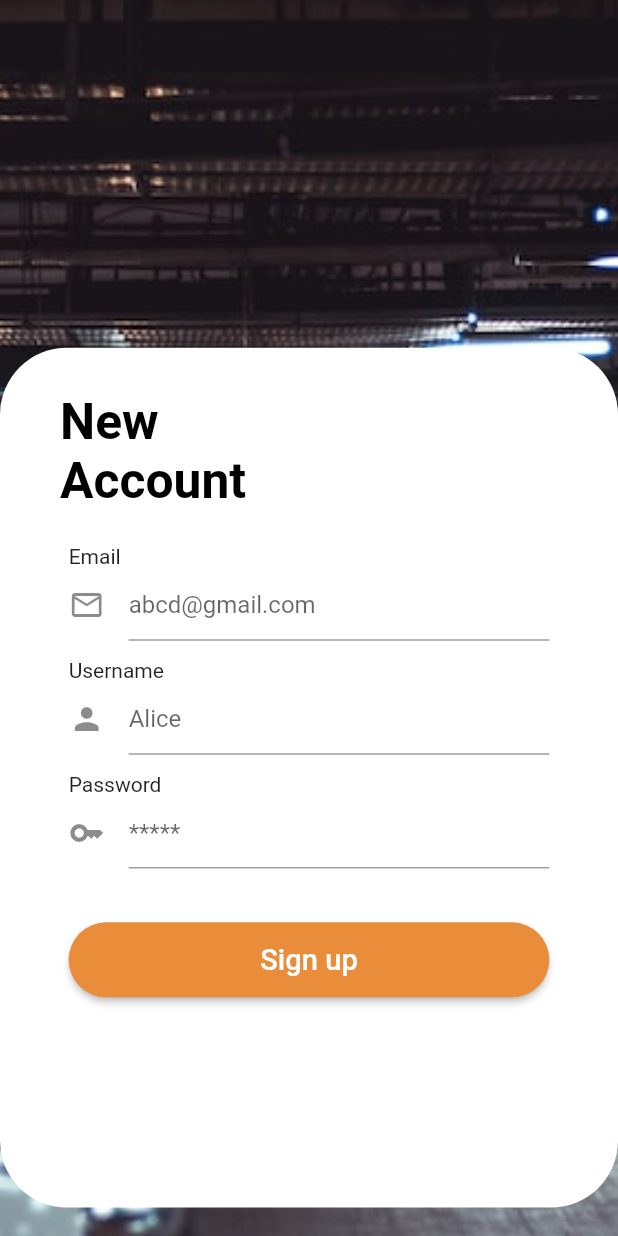
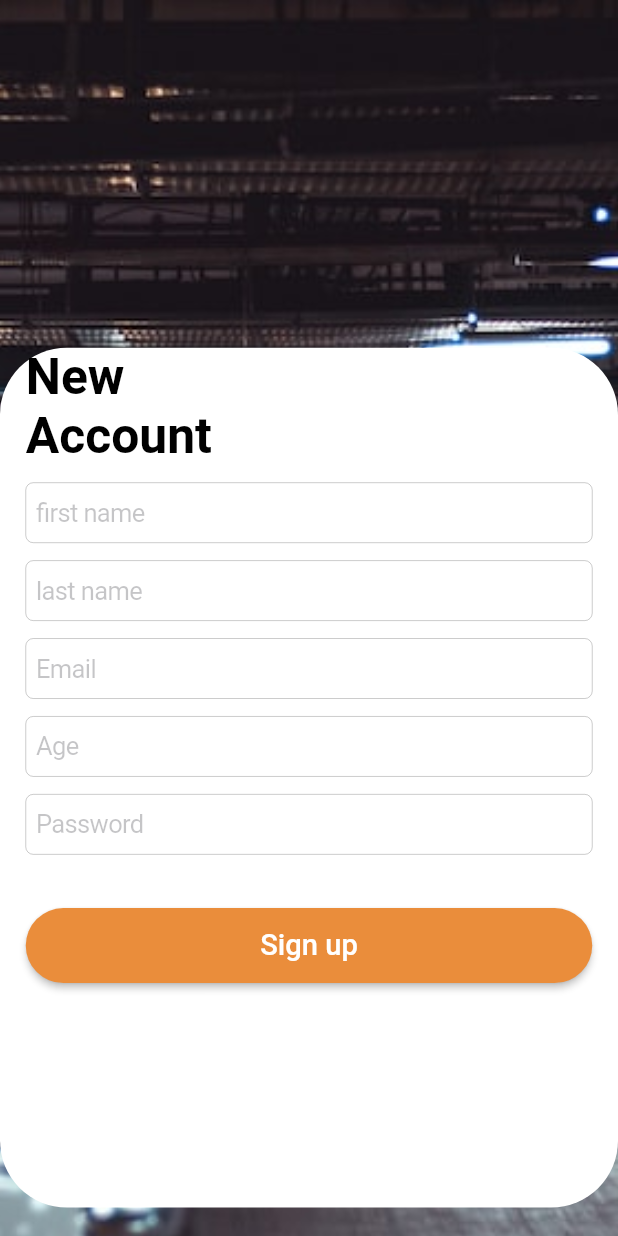
Before and after one commit to Hisham079/ParkingApp, a Flutter app: the Signup screen opened directly, on a phone screen of 412 x 824 dp. Run offline on Flutter 3.47's test engine with Material 2 defaults, Android fonts, the light colour scheme and no system bars; our stand-ins replace bloc, firebase_auth, firebase_core, flutter_bloc, flutter_screenutil, font_awesome_flutter and 3 more; accounts and stored records are empty; generated files the repository leaves out were written again.

Commit message:
sixth commit

```diff
--- a/lib/signUp/view/signupPage.dart
+++ b/lib/signUp/view/signupPage.dart
@@ -1,3 +1,4 @@
+import 'package:flutter/cupertino.dart';
 import 'package:flutter/material.dart';
 import 'package:flutter/src/widgets/container.dart';
 import 'package:flutter/src/widgets/framework.dart';
@@ -17,9 +18,11 @@ class Signup extends StatefulWidget {
 }
 
 class _SignupState extends State<Signup> {
-  final email = TextEditingController();
-  final password = TextEditingController();
-  final uname = TextEditingController();
+  final _emailController = TextEditingController();
+  final _passwordController = TextEditingController();
+  final _lnameController = TextEditingController();
+  final _fnameController = TextEditingController();
+  final _ageController = TextEditingController();
 
   @override
   Widget build(BuildContext context) {
@@ -42,7 +45,6 @@ class _SignupState extends State<Signup> {
               ),
             );
           }
-
         },
         child: Scaffold(
           // appBar: AppBar(
@@ -69,55 +71,70 @@ class _SignupState extends State<Signup> {
                       width: 452.w,
                       child: Column(
                         children: [
-                          Row(
-                            children: [
-                              Container(
-                                padding: EdgeInsets.only(left: 40, top: 30),
-                                height: 110.h,
-                                width: 150.w,
-                                child: Text(
-                                  'New Account',
-                                  style: TextStyle(
-                                      fontSize: 29.sp,
-                                      fontWeight: FontWeight.bold,
-                                      color: Colors.black),
-                                ),
-                              ),
-                            ],
-                          ),
                           Expanded(
                             child: Container(
-                              height: MediaQuery.of(context).size.height - 80.h,
-                              width: MediaQuery.of(context).size.width - 80.w,
+                              height: 350.h,
+                              width: 330.w,
                               child: ListView(
-                                scrollDirection: Axis.vertical,
                                 children: [
-                                  Text('Email'),
-                                  TextField(
-                                    controller: email,
-                                    decoration: InputDecoration(
-                                        icon: Icon(Icons.mail_outline),
-                                        hintText: 'abcd@gmail.com'),
+                                  SizedBox(
+                                    height: 90,
+                                    child: Text(
+                                      '''
+New
+Account''',
+                                      style: TextStyle(
+                                          fontSize: 29.sp,
+                                          fontWeight: FontWeight.bold,
+                                          color: Colors.black),
+                                    ),
+                                  ),
+                                  SizedBox(
+                                    height: 40,
+                                    child: CupertinoTextField(
+                                      controller: _fnameController,
+                                      placeholder: 'first name',
+                                    ),
                                   ),
                                   SizedBox(
                                     height: 10.h,
                                   ),
-                                  Text('Username'),
-                                  TextField(
-                                    controller: uname,
-                                    decoration: InputDecoration(
-                                        icon: Icon(Icons.person),
-                                        hintText: 'Alice'),
+                                  SizedBox(
+                                    height: 40,
+                                    child: CupertinoTextField(
+                                      controller: _lnameController,
+                                      placeholder: 'last name',
+                                    ),
                                   ),
                                   SizedBox(
                                     height: 10.h,
                                   ),
-                                  Text('Password'),
-                                  TextField(
-                                    controller: password,
-                                    decoration: InputDecoration(
-                                        icon: Icon(Icons.key),
-                                        hintText: '*****'),
+                                  SizedBox(
+                                    height: 40,
+                                    child: CupertinoTextField(
+                                      controller: _emailController,
+                                      placeholder: 'Email',
+                                    ),
+                                  ),
+                                  SizedBox(
+                                    height: 10.h,
+                                  ),
+                                  SizedBox(
+                                    height: 40,
+                                    child: CupertinoTextField(
+                                      controller: _ageController,
+                                      placeholder: 'Age',
+                                    ),
+                                  ),
+                                  SizedBox(
+                                    height: 10.h,
+                                  ),
+                                  SizedBox(
+                                    height: 40,
+                                    child: CupertinoTextField(
+                                      controller: _passwordController,
+                                      placeholder: 'Password',
+                                    ),
                                   ),
                                   SizedBox(
                                     height: 30.h,
@@ -140,10 +157,11 @@ class _SignupState extends State<Signup> {
                                           child: GestureDetector(
                                             onTap: () {
                                               auth_bloc.add(UserRegisterEvent(
-                                                  email: email.text,
-                                                  password: password.text));
+                                                  email: _emailController.text,
+                                                  password: _passwordController
+                                                      .text));
                                             },
-                                            child:  Text(
+                                            child: Text(
                                               'Sign up',
                                               style: TextStyle(
                                                   color: Colors.white,
@@ -170,75 +188,3 @@ class _SignupState extends State<Signup> {
     );
   }
 }
-
-
-
-
-
-
-
-
-
-
-
-
-
-
-
-
-//Container(
-      //   color: Color.fromARGB(255, 227, 227, 227),
-      //   child: Column(
-      //     children: [
-      //       Container(
-      //         margin: EdgeInsets.all(12),
-      //         height: 40,
-      //         width: 375,
-      //         decoration: BoxDecoration(
-      //           borderRadius: BorderRadius.circular(9),
-      //           color: Color.fromARGB(255, 253, 253, 253),
-      //         ),
-      //         child: TextField(
-      //           decoration: InputDecoration(
-      //               hintText: '  Email address', border: InputBorder.none),
-      //         ),
-      //       ),
-      //       Container(
-      //         margin: EdgeInsets.all(12),
-      //         height: 40,
-      //         width: 375,
-      //         decoration: BoxDecoration(
-      //           borderRadius: BorderRadius.circular(9),
-      //           color: Color.fromARGB(255, 253, 253, 253),
-      //         ),
-      //         child: TextField(
-      //           decoration: InputDecoration(
-      //               hintText: '  Mobile number', border: InputBorder.none),
-      //         ),
-      //       ),
-      //       Container(
-      //         margin: EdgeInsets.all(12),
-      //         height: 40,
-      //         width: 375,
-      //         decoration: BoxDecoration(
-      //           borderRadius: BorderRadius.circular(9),
-      //           color: Color.fromARGB(255, 253, 253, 253),
-      //         ),
-      //         child: TextField(
-      //           decoration: InputDecoration(
-      //               hintText: '  Set a password', border: InputBorder.none),
-      //         ),
-      //       ),
-      //       ElevatedButton(onPressed: (() {}), child: Text('Signup')),
-      //       GestureDetector(
-      //           onTap: () {
-      //             Navigator.push(
-      //                 context,
-      //                 MaterialPageRoute(
-      //                   builder: (context) => Loginpage(),
-      //                 ));
-      //           },
-      //           child: Text('or Login ?'))
-      //     ],
-      //   ),
-      // ),
```
Also changed, not shown: lib/mainPage/view/pages/parking_dtls/booking_confirmation.dart (added, +68 -0 lines), lib/mainPage/view/pages/parking_dtls/choose_slot.dart (deleted, +0 -21 lines), lib/mainPage/view/pages/parking_dtls/date_time.dart (added, +125 -0 lines), lib/mainPage/view/pages/parking_dtls/padking_detls.dart (+32 -11 lines), lib/mainPage/view/pages/parking_dtls/widget/details.dart (added, +37 -0 lines), lib/mainPage/view/pages/settings_pages/widget/btn_wdgt.dart (+16 -4 lines), pubspec.yaml (+10 -0 lines), pubspec.lock, 15 other files.
